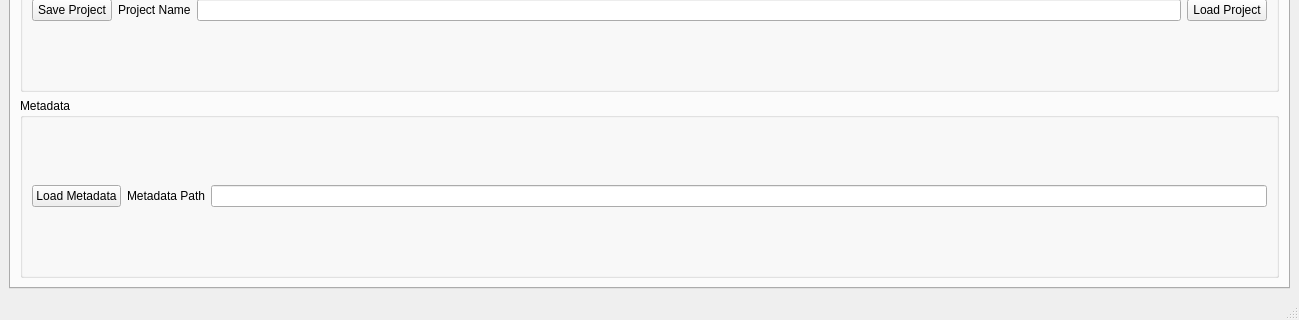
First picture: the form in surfquake/resources/designer_uis/loc_flow.ui, repository rcabdia/SurfQuake, before the edit; both pictures show x 0 to 1299 and y 524 to 844 of the 1299 by 844 pixel window.
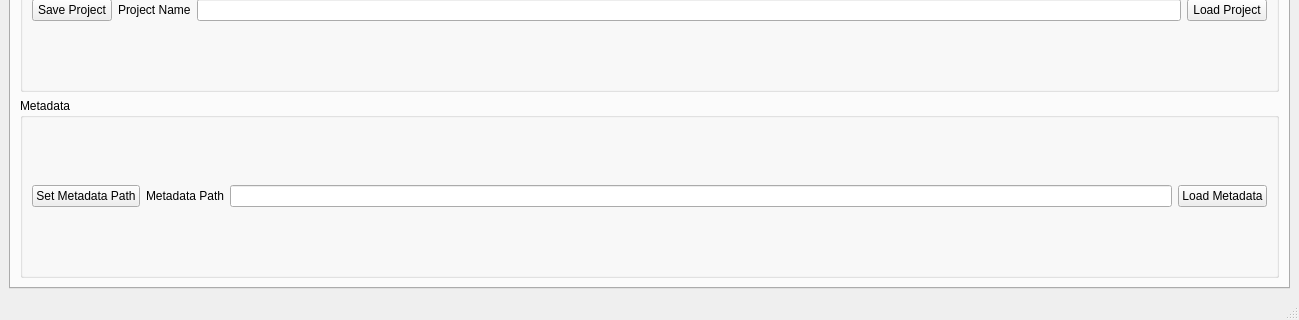
Second picture: the form after the edit. Icons and pictures are not drawn.

Commit message: Solved Problems with loading widgets

Diff of the .ui file:
```diff
--- a/surfquake/resources/designer_uis/loc_flow.ui
+++ b/surfquake/resources/designer_uis/loc_flow.ui
@@ -213,7 +213,7 @@
               <string>Save the Project either created from Individual files or Full Project</string>
              </property>
              <property name="text">
-              <string>Load Metadata</string>
+              <string>Set Metadata Path</string>
              </property>
             </widget>
            </item>
@@ -227,6 +227,13 @@
            <item row="0" column="2">
             <widget class="QLineEdit" name="datalessPathForm"/>
            </item>
+           <item row="0" column="3">
+            <widget class="QPushButton" name="load_metadataBtn">
+             <property name="text">
+              <string>Load Metadata</string>
+             </property>
+            </widget>
+           </item>
           </layout>
          </widget>
         </item>
```
Left out of the diff: 10 changed lines with no effect on the pictures. The commit also changes 1 other file.
